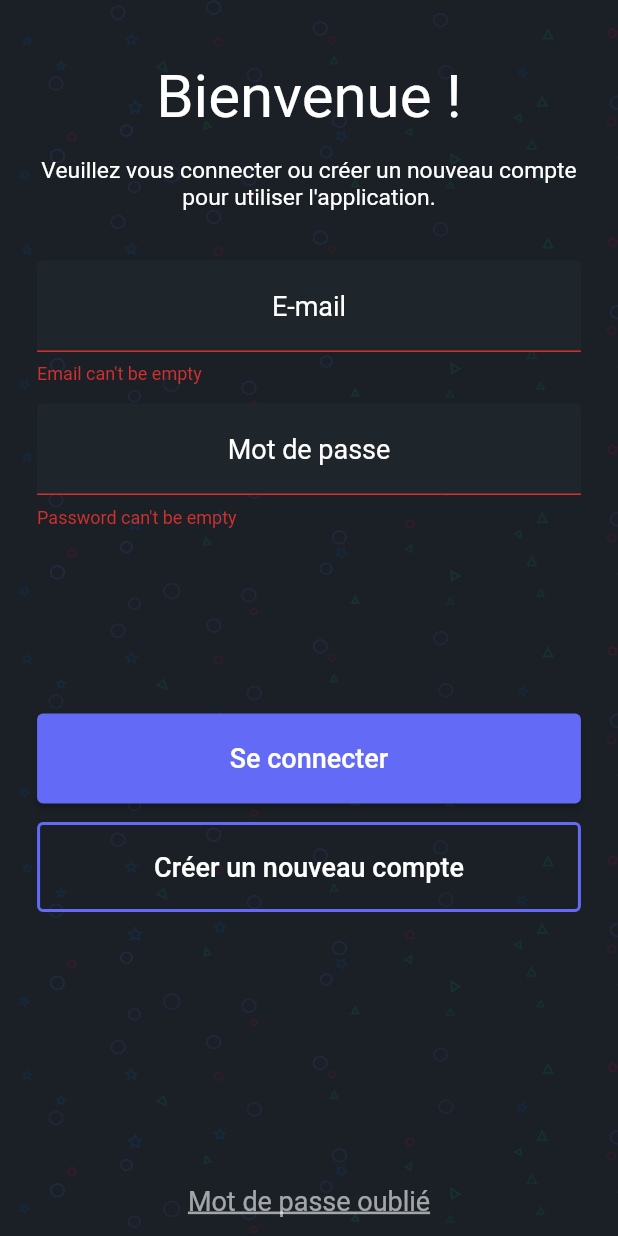
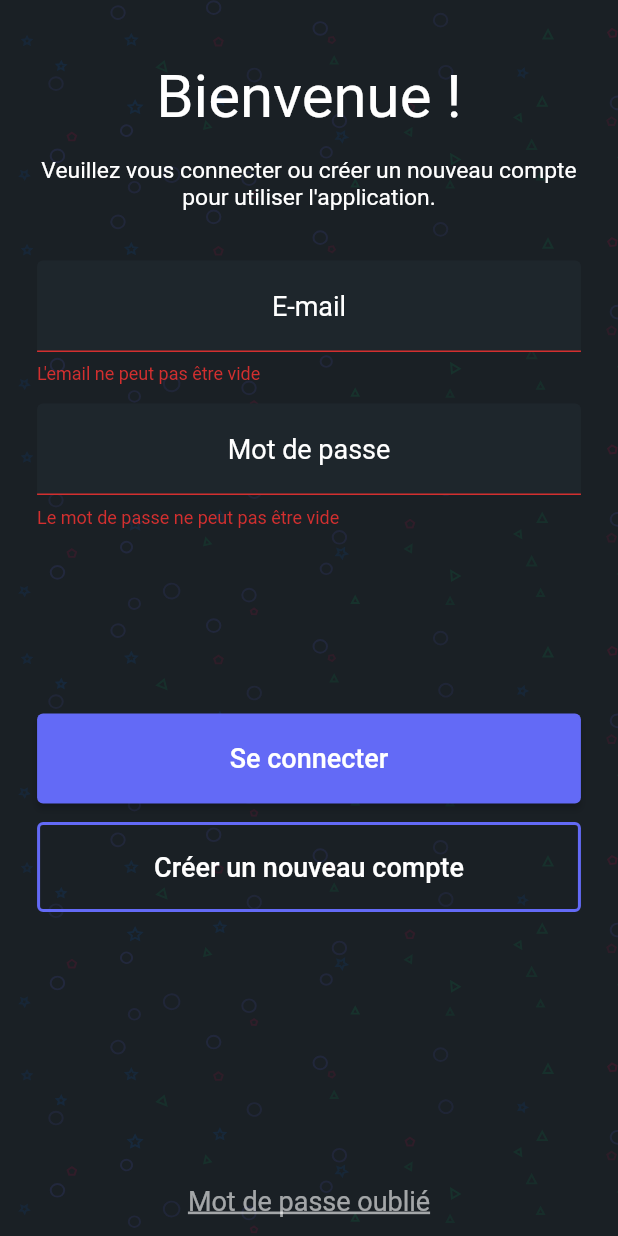
Before and after one commit to Donatiendg/androidProject, a Flutter app: the screen it shows after launch, after a tap on "Se connecter", on a phone screen of 412 x 824 dp. Run offline on Flutter 3.47's test engine with Material 2 defaults, Android fonts, the phone set to English and light mode, and no system bars; our stand-ins replace cloud_firestore, firebase_auth, firebase_core, firebase_database, flutter_bloc, flutter_html and 1 more; accounts and stored records are empty; network calls fail; Roboto replaces fonts that are missing (GoogleSans-Bold, ProximaNova-Regular).

```diff
--- a/lib/Pages/register_page.dart
+++ b/lib/Pages/register_page.dart
@@ -94,7 +94,7 @@ class RegisterPage extends StatelessWidget {
                                   fontSize: 18,
                                 ),
                                 textAlign: TextAlign.center,
-                                keyboardType: TextInputType.emailAddress,
+                                keyboardType: TextInputType.name,
                                 decoration: const InputDecoration(
                                     contentPadding: EdgeInsets.symmetric(vertical: 20),
                                     hintText: 'Nom d\'utilisateur',
@@ -185,7 +185,7 @@ class RegisterPage extends StatelessWidget {
                                     )
                                 ),
                                 obscureText: true,
-                                validator: (value) => Validator.validatePassword(password: value),
+                                validator: (value) => Validator.validateConfirmPassword(password: passwordController.text, confirmPassword: value)
                               ),
 
                               SizedBox(height: screenHeight * 0.15),
@@ -200,7 +200,7 @@ class RegisterPage extends StatelessWidget {
                                       ),
                                     ),
                                     onPressed: () async {
-                                    if(passwordController.text == confirmPasswordController.text){
+                                      if(_formKey.currentState!.validate()){
                                         BlocProvider.of<TrueUserBloc>(context).add(RegisterEvent(nameTextController.text, emailTextController.text, passwordController.text));
                                       }
                                     },
--- a/lib/main.dart
+++ b/lib/main.dart
@@ -5,16 +5,13 @@ import 'package:firebase_core/firebase_core.dart';
 import 'package:flutter/material.dart';
 import 'package:flutter_bloc/flutter_bloc.dart';
 
-import 'Pages/info_game_page.dart';
 import 'Pages/game_details_page.dart';
 import 'Blocs/bloc_manager.dart';
 import 'Pages/like_page.dart';
-import 'Pages/test.dart';
 import 'Pages/wish_page.dart';
 import 'Pages/login_page.dart';
 import 'Pages/forgotten_page.dart';
 
-import 'Widgets/game_presentation.dart';
 import 'firebase_options.dart';
 
 Future<void> main() async {
--- a/lib/validator.dart
+++ b/lib/validator.dart
@@ -4,7 +4,7 @@ class Validator {
       return null;
     }
     if (name.isEmpty) {
-      return 'Name can\'t be empty';
+      return 'Le nom d\'utilisateur ne peut pas être vide';
     }
 
     return null;
@@ -18,9 +18,9 @@ class Validator {
         r"^[a-zA-Z0-9.!#$%&'*+/=?^_`{|}~-]+@[a-zA-Z0-9](?:[a-zA-Z0-9-]{0,253}[a-zA-Z0-9])?(?:\.[a-zA-Z0-9](?:[a-zA-Z0-9-]{0,253}[a-zA-Z0-9])?)*$");
 
     if (email.isEmpty) {
-      return 'Email can\'t be empty';
+      return 'L\'email ne peut pas être vide';
     } else if (!emailRegExp.hasMatch(email)) {
-      return 'Enter a correct email';
+      return 'Format de mail incorrect';
     }
 
     return null;
@@ -31,11 +31,21 @@ class Validator {
       return null;
     }
     if (password.isEmpty) {
-      return 'Password can\'t be empty';
+      return 'Le mot de passe ne peut pas être vide';
     } else if (password.length < 6) {
-      return 'Enter a password with length at least 6';
+      return 'Le mot de passe doit contenir au moins 6 caractères';
     }
 
     return null;
   }
+
+  static String? validateConfirmPassword({required String? password, required String? confirmPassword}) {
+    if (password == null || confirmPassword == null) {
+      return null;
+    }
+    if (confirmPassword != password){
+      return "Les mots de passe de sont pas identiques";
+    }
+    return null;
+  }
 }
```
Lines whose indentation alone changed are shown as unchanged.
